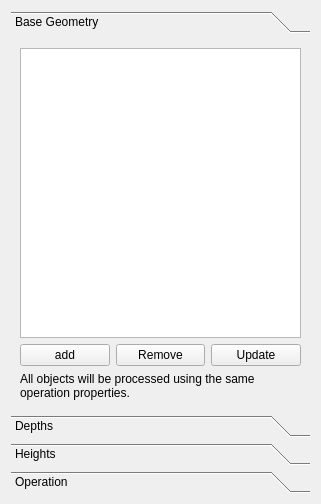
berndhahnebach/All_FreeCAD, file src/Mod/Path/Gui/Resources/panels/EngraveEdit.ui: the form before one commit.
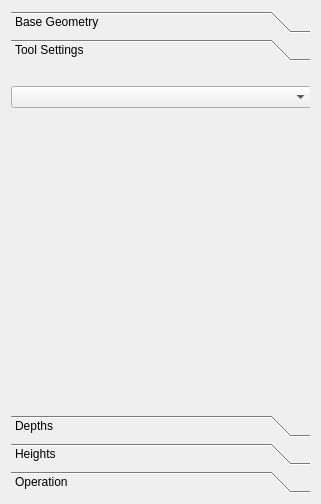
The form after the commit. The open tabs and pages were chosen to show the change. Icons and pictures are not drawn. Custom widgets are drawn as their Qt base class.

Commit message: Tool Library replaces ToolTable Job replaces Project

What changed in the file:
```diff
--- a/src/Mod/Path/Gui/Resources/panels/EngraveEdit.ui
+++ b/src/Mod/Path/Gui/Resources/panels/EngraveEdit.ui
@@ -106,6 +106,30 @@
        </item>
       </layout>
      </widget>
+     <widget class="QWidget" name="Tool">
+      <attribute name="icon">
+       <iconset resource="../Path.qrc">
+        <normaloff>:/icons/Path-LoadTool.svg</normaloff>:/icons/Path-LoadTool.svg</iconset>
+      </attribute>
+      <attribute name="label">
+       <string>Tool Settings</string>
+      </attribute>
+      <widget class="QWidget" name="widget" native="true">
+       <property name="geometry">
+        <rect>
+         <x>0</x>
+         <y>10</y>
+         <width>301</width>
+         <height>41</height>
+        </rect>
+       </property>
+       <layout class="QGridLayout" name="gridLayout_3">
+        <item row="0" column="0">
+         <widget class="QComboBox" name="cboToolController"/>
+        </item>
+       </layout>
+      </widget>
+     </widget>
      <widget class="QWidget" name="Depths">
       <property name="geometry">
        <rect>
```
The commit also changes 49 other files.
